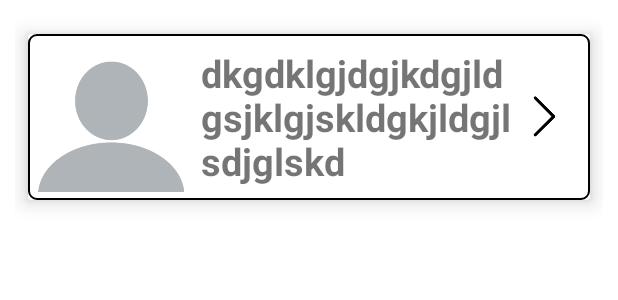
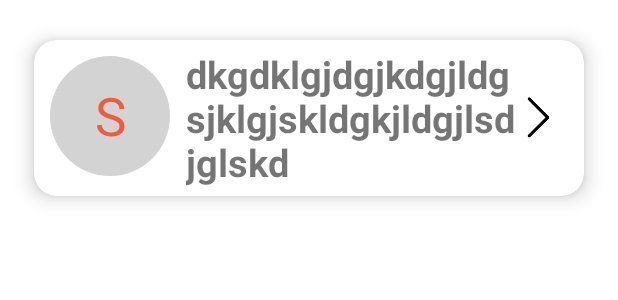
Before and after one commit to Anuj-Rai12/Contact_App, an Android app: the layout display_detail.xml on its own in the app's theme, with its tools: preview values and no code run, on a phone screen of 412 x 824 dp. Shown: the top 300 px of the screen. Run offline under Robolectric (Android 15) with nearby library versions, the phone set to English and light mode, and no system bars; Roboto replaces fonts that are not available here.

Commit message:
Removed Some bugs Status:Successfully

```diff
--- a/app/src/main/java/com/example/roomdatabase/extrafragmentfile/DialerFragment.kt
+++ b/app/src/main/java/com/example/roomdatabase/extrafragmentfile/DialerFragment.kt
@@ -1,5 +1,4 @@
 package com.example.roomdatabase.extrafragmentfile
-
 
 import android.Manifest
 import android.content.Intent
@@ -18,7 +17,6 @@ import com.example.roomdatabase.R
 import com.example.roomdatabase.databinding.FragmentDailerBinding
 import kotlinx.coroutines.CoroutineScope
 import kotlinx.coroutines.Dispatchers.Main
-import kotlinx.coroutines.MainScope
 import kotlinx.coroutines.delay
 import kotlinx.coroutines.launch
 
@@ -36,7 +34,6 @@ class DialerFragment : Fragment() {
          val blink = AnimationUtils.loadAnimation(activity, R.anim.blink_animation)
         binding.mycallbutton.startAnimation(blink)
         binding.mycallbutton.setOnClickListener {calls()}
-        //binding.backArrow.setOnClickListener { gotCallHistory() }
         return binding.root
     }
     private suspend fun statusBar()
@@ -56,6 +53,7 @@ class DialerFragment : Fragment() {
             Toast.makeText(activity, "Call permission not given", Toast.LENGTH_SHORT).show()
     }
     private fun gotCallHistory()=view?.findNavController()?.navigate(R.id.action_dailerFragment_to_callFragment)
+
     private fun checkCallPermission() = (context?.let {
         ActivityCompat.checkSelfPermission(
             it,
--- a/app/src/main/java/com/example/roomdatabase/recyclecontact/MyContactHolder.kt
+++ b/app/src/main/java/com/example/roomdatabase/recyclecontact/MyContactHolder.kt
@@ -1,12 +1,14 @@
 package com.example.roomdatabase.recyclecontact
 
+import androidx.core.content.ContextCompat
 import androidx.recyclerview.widget.RecyclerView
+import com.example.roomdatabase.MainActivity
 import com.example.roomdatabase.databinding.DisplayDetailBinding
 import com.example.roomdatabase.mycontactdb.MyContact
 
 class MyContactHolder(val binding: DisplayDetailBinding) : RecyclerView.ViewHolder(binding.root) {
-    fun binding(currObj: MyContact,function: (MyContact) -> Unit) {
-        binding.myrecyprofile.setImageBitmap(currObj.profilePicture)
+    fun binding(currObj: MyContact,randomDigits:Int,function: (MyContact) -> Unit) {
+        binding.userfirst.text=currObj.firstName[0].toUpperCase().toString()
         binding.myrecyphone.text=currObj.firstName+""+currObj.lastName
         binding.mylayout.setOnClickListener {
             function(currObj)
--- a/app/src/main/java/com/example/roomdatabase/recyclecontact/MyContactRecycle.kt
+++ b/app/src/main/java/com/example/roomdatabase/recyclecontact/MyContactRecycle.kt
@@ -20,7 +20,7 @@ class MyContactRecycle(private  val function: (MyContact) -> Unit) : RecyclerVie
 
     override fun onBindViewHolder(holder: MyContactHolder, position: Int) {
         var currObj=myAllMyContact[position]
-        holder.binding(currObj,function)
+        holder.binding(currObj,MainActivity.randomNumber(MainActivity.myColor.size -1),function)
     }
 
     override fun getItemCount(): Int {
--- /dev/null
+++ b/app/src/main/res/drawable/custumze_border.xml
@@ -0,0 +1,8 @@
+<?xml version="1.0" encoding="utf-8"?>
+<shape xmlns:android="http://schemas.android.com/apk/res/android"
+    android:shape="rectangle">
+    <solid android:color="#00ffffff"/>
+    <stroke android:width="5dp"
+        android:color="@color/white" />
+    <corners android:radius="15dp"/>
+</shape>
--- a/app/src/main/res/layout/display_detail.xml
+++ b/app/src/main/res/layout/display_detail.xml
@@ -10,6 +10,7 @@
         <androidx.cardview.widget.CardView
             android:layout_width="match_parent"
             android:layout_height="match_parent"
+            app:cardCornerRadius="15dp"
             app:cardElevation="8dp"
             app:cardUseCompatPadding="true">
 
@@ -17,7 +18,7 @@
                 android:id="@+id/mylayout"
                 android:layout_width="match_parent"
                 android:layout_height="match_parent"
-                android:background="@drawable/black_border"
+                android:background="@drawable/custumze_border"
                 android:orientation="horizontal"
                 android:padding="5dp">
 
@@ -25,25 +26,42 @@
                     android:layout_width="match_parent"
                     android:layout_height="match_parent">
 
-                    <ImageView
+                    <View
                         android:id="@+id/myrecyprofile"
-                        android:layout_width="100dp"
-                        android:layout_height="100dp"
-                        android:layout_centerVertical="true"
-                        android:background="@drawable/mycirlceimage"
-                        android:src="@drawable/profilepicture" />
+                        android:layout_width="80dp"
+                        android:layout_height="80dp"
+                        android:layout_margin="5dp"
+                        android:background="@drawable/myshape"
+                        android:backgroundTint="@color/anujlightgrey" />
+
+                    <TextView
+                        android:id="@+id/userfirst"
+                        android:layout_width="wrap_content"
+                        android:layout_height="wrap_content"
+                        android:layout_alignLeft="@id/myrecyprofile"
+                        android:layout_alignTop="@id/myrecyprofile"
+                        android:layout_alignRight="@id/myrecyprofile"
+                        android:layout_alignBottom="@id/myrecyprofile"
+                        android:gravity="center"
+                        android:text="S"
+                        android:textAlignment="center"
+                        android:textColor="@color/anujcherryred"
+                        android:textSize="35sp"
+                        android:textStyle="normal" />
+
                     <TextView
                         android:id="@+id/myrecyphone"
                         android:layout_width="wrap_content"
                         android:layout_height="wrap_content"
                         android:layout_centerVertical="true"
-                        android:layout_marginLeft="10dp"
+                        android:layout_marginLeft="5dp"
                         android:layout_toLeftOf="@id/recyArrow"
                         android:layout_toRightOf="@id/myrecyprofile"
                         android:maxWidth="100dp"
                         android:text="dkgdklgjdgjkdgjldgsjklgjskldgkjldgjlsdjglskd"
                         android:textSize="25sp"
                         android:textStyle="bold" />
+
                     <ImageView
                         android:id="@+id/recyArrow"
                         android:layout_width="30dp"
@@ -51,7 +69,6 @@
                         android:layout_alignParentRight="true"
                         android:layout_centerVertical="true"
                         android:layout_marginRight="10dp"
-                        android:background="@color/white"
                         android:src="@drawable/layoutback" />
                 </RelativeLayout>
             </LinearLayout>
--- a/app/src/main/res/values-night/themes.xml
+++ b/app/src/main/res/values-night/themes.xml
@@ -2,8 +2,8 @@
     <!-- Base application theme. -->
     <style name="Theme.RoomDataBase" parent="Theme.MaterialComponents.DayNight.DarkActionBar">
         <!-- Primary brand color. -->
-        <item name="colorPrimary">@color/purple_200</item>
-        <item name="colorPrimaryVariant">@color/purple_700</item>
+        <item name="colorPrimary">@color/anujgreen</item>
+        <item name="colorPrimaryVariant">@color/anujgreen</item>
         <item name="colorOnPrimary">@color/black</item>
         <!-- Secondary brand color. -->
         <item name="colorSecondary">@color/teal_200</item>
```
Also changed, not shown: app/src/main/res/drawable-v24/arrowimg.png (deleted).
